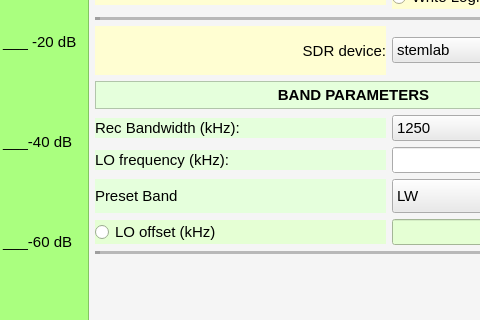
The window that sources/core/ressources/COHIWizard_GUI_v10_scrollhv_skin_0.ui (hermy-sf/COHIWizard) describes before a commit, drawn with Qt 5; both pictures show x 596 to 1076 and y 230 to 550 of the 1246 by 876 pixel window.
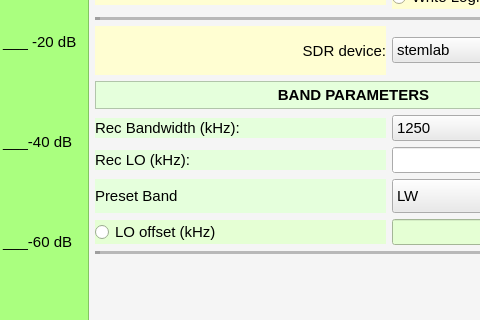
The same window after the commit. Icons and pictures are not drawn. Custom widgets are drawn as their Qt base class.

The edit to the form file:
```diff
--- a/sources/core/ressources/COHIWizard_GUI_v10_scrollhv_skin_0.ui
+++ b/sources/core/ressources/COHIWizard_GUI_v10_scrollhv_skin_0.ui
@@ -1204,7 +1204,7 @@
                  <bool>true</bool>
                 </property>
                 <property name="text">
-                 <string>LO frequency (kHz): </string>
+                 <string>Rec LO (kHz): </string>
                 </property>
                 <property name="alignment">
                  <set>Qt::AlignLeading|Qt::AlignLeft|Qt::AlignVCenter</set>
```
